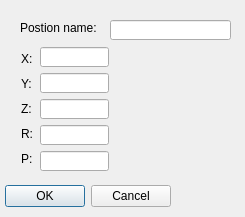
Before: the Qt Designer form createcoordinates.ui in dexter299792458/ATS, drawn with Qt 5.
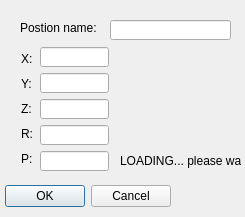
After: the same form once the commit is applied.

```diff
--- a/createcoordinates.ui
+++ b/createcoordinates.ui
@@ -170,6 +170,19 @@
     <string>Postion name:</string>
    </property>
   </widget>
+  <widget class="QLabel" name="Loading">
+   <property name="geometry">
+    <rect>
+     <x>120</x>
+     <y>140</y>
+     <width>121</width>
+     <height>41</height>
+    </rect>
+   </property>
+   <property name="text">
+    <string>LOADING... please wait</string>
+   </property>
+  </widget>
  </widget>
  <resources/>
  <connections>
```
